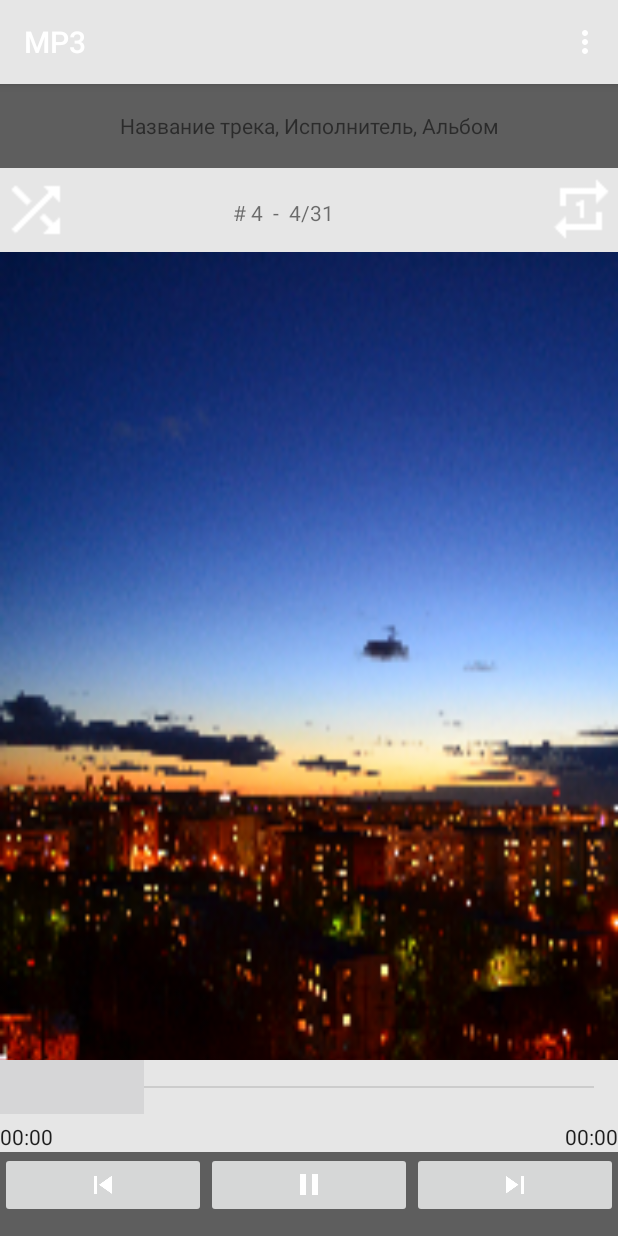
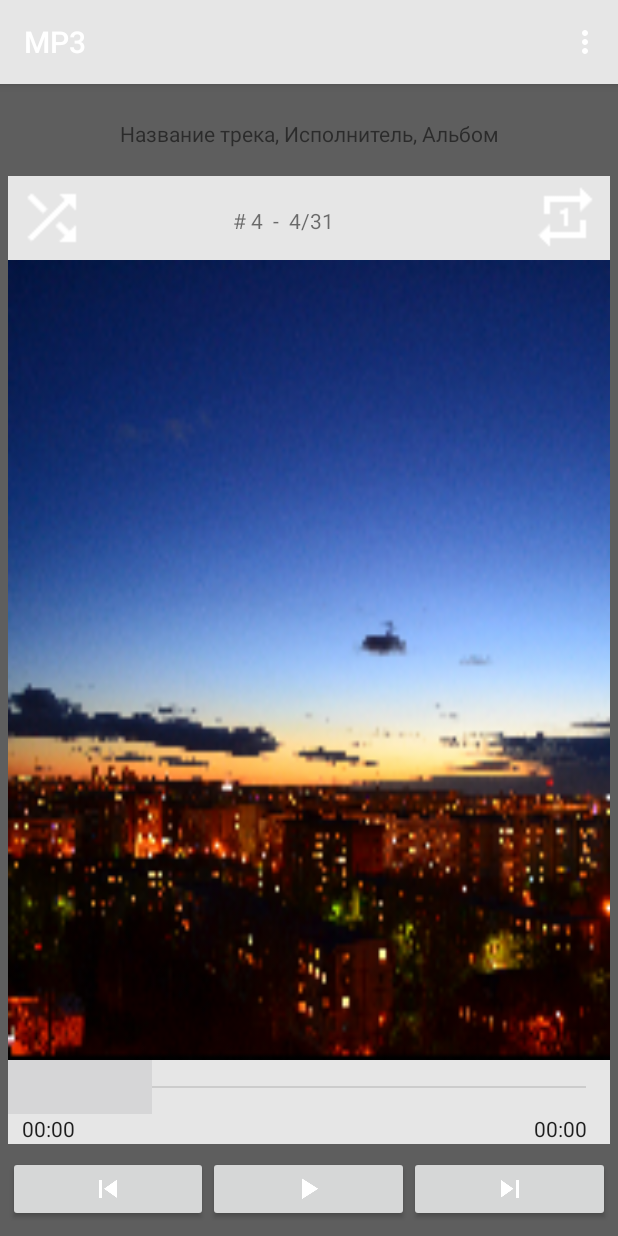
Before and after one commit to Hantinka/MP3_player, an Android app: the screen it shows after launch (MainActivity), in the options menu, after a tap on "Open", on a phone screen of 412 x 824 dp. Run offline under Robolectric (Android 15) with nearby library versions, the phone set to English and light mode, and no system bars.

Commit message:
Play pause button changed from ImageButton on the ToggleButton, remove blank layout, added ImageView layout instead of a background

```diff
--- a/app/src/main/java/com/example/irina/mp3/MainActivity.java
+++ b/app/src/main/java/com/example/irina/mp3/MainActivity.java
@@ -10,34 +10,16 @@ import android.widget.ImageButton;
 import android.widget.Toast;
 
 public class MainActivity extends AppCompatActivity {
-    private ImageButton buttonPlayPause;
-    private boolean play = true;
-    private static final String TAG = "myLogs";
 
 
     @Override
     protected void onCreate(Bundle savedInstanceState) {
         super.onCreate(savedInstanceState);
         setContentView(R.layout.activity_main);
-        Log.d(TAG, "Найдем View-элементы");
-        buttonPlayPause = (ImageButton) findViewById(R.id.buttonPlayPause);
-        buttonPlayPause.setImageResource(R.drawable.player_play_normal);
-        Log.d(TAG, "Присваиваем обработчик кнопкам");
-        buttonPlayPause.setOnClickListener(onClickButtonPlayPause);
     }
 
 
-    View.OnClickListener onClickButtonPlayPause = new View.OnClickListener(){
-        @Override
-        public void onClick(View v) {
-            if (play) {
-                buttonPlayPause.setImageResource(R.drawable.player_pause_normal);
-            } else {
-                buttonPlayPause.setImageResource(R.drawable.player_play_normal);
-            }
-            play = !play;
-        }
-    };
+
 
     @Override
     public boolean onCreateOptionsMenu(Menu menu) {
--- a/app/src/main/res/layout/activity_main.xml
+++ b/app/src/main/res/layout/activity_main.xml
@@ -2,7 +2,8 @@
 <LinearLayout xmlns:android="http://schemas.android.com/apk/res/android"
     android:orientation="vertical" android:layout_width="match_parent"
     android:layout_height="match_parent"
-    android:background="@color/colorPrimaryDark">
+    android:background="@color/colorPrimaryDark"
+    android:padding="5dp">
 
     <RelativeLayout
         android:layout_width="match_parent"
@@ -15,7 +16,9 @@
             android:layout_below="@+id/informationRelativeLayout"
             android:layout_alignParentStart="true"
             android:background="@color/colorPrimary"
-            android:id="@+id/playlistRelativeLayout">
+            android:id="@+id/playlistRelativeLayout"
+            android:paddingLeft="5dp"
+            android:paddingRight="5dp">
 
             <ToggleButton
                 style="?android:attr/buttonStyleSmall"
@@ -26,8 +29,7 @@
                 android:layout_alignParentStart="true"
                 android:textOn=""
                 android:textOff=""
-                android:background="@drawable/button_shuffle_background"
-                android:clickable="true" />
+                android:background="@drawable/button_shuffle_background" />
 
             <ToggleButton
                 style="?android:attr/buttonStyleSmall"
@@ -38,8 +40,7 @@
                 android:layout_alignParentEnd="true"
                 android:textOn=""
                 android:textOff=""
-                android:background="@drawable/button_round_background"
-                android:clickable="true" />
+                android:background="@drawable/button_round_background" />
 
             <TextView
                 android:layout_width="wrap_content"
@@ -92,7 +93,9 @@
             android:background="@color/colorPrimary"
             android:id="@+id/chronometerRelativeLayout"
             android:layout_above="@+id/playerManagementRelativeLayout"
-            android:layout_alignParentStart="true">
+            android:layout_alignParentStart="true"
+            android:paddingLeft="9dp"
+            android:paddingRight="15dp">
 
             <Chronometer
                 android:layout_width="wrap_content"
@@ -108,49 +111,37 @@
                 android:layout_alignParentEnd="true" />
         </RelativeLayout>
 
-        <RelativeLayout
-            android:layout_width="match_parent"
-            android:layout_height="28dp"
-            android:layout_above="@+id/chronometerRelativeLayout"
-            android:layout_alignParentEnd="true"
-            android:background="@color/colorPrimary"
-            android:id="@+id/seekbarRelativeLayout">
-        </RelativeLayout>
 
-        <RelativeLayout
-            android:layout_width="match_parent"
-            android:layout_height="match_parent"
-            android:layout_below="@+id/playlistRelativeLayout"
-            android:layout_alignParentStart="true"
-            android:layout_above="@+id/seekbarRelativeLayout"
-            android:layout_alignParentEnd="true"
-            android:id="@+id/centerImageRelativeLayout"
-            android:background="@drawable/background"></RelativeLayout>
 
         <LinearLayout
             android:layout_width="match_parent"
             android:layout_height="56dp"
             android:layout_alignParentBottom="true"
-            android:layout_alignParentStart="true"
-            android:id="@+id/playerManagementRelativeLayout">
+            android:id="@+id/playerManagementRelativeLayout"
+            android:paddingTop="8dp">
 
             <ImageButton
+                style="?android:attr/buttonStyleSmall"
                 android:layout_width="wrap_content"
-                android:layout_height="wrap_content"
+                android:layout_height="44dp"
                 android:id="@+id/buttonPrevios"
                 android:src="@drawable/button_start_background"
                 android:layout_weight="1" />
 
-            <ImageButton
+            <ToggleButton
+                style="?android:attr/buttonStyleSmall"
                 android:layout_width="wrap_content"
-                android:layout_height="wrap_content"
+                android:layout_height="44dp"
                 android:id="@+id/buttonPlayPause"
-                android:src="@drawable/player_play_normal"
-                android:layout_weight="1" />
+                android:layout_weight="1"
+                android:textOn=""
+                android:textOff=""
+                android:drawableBottom="@drawable/button_play_pause_background"/>
 
             <ImageButton
+                style="?android:attr/buttonStyleSmall"
                 android:layout_width="wrap_content"
-                android:layout_height="wrap_content"
+                android:layout_height="44dp"
                 android:id="@+id/buttonNext"
                 android:src="@drawable/button_end_background"
                 android:layout_weight="1" />
@@ -161,12 +152,22 @@
             android:layout_height="36dp"
             android:id="@+id/scrollingCurrentTrackSeekBar"
             android:background="@color/colorPrimary"
-            android:layout_alignBottom="@+id/chronometerRelativeLayout"
-            android:layout_alignParentStart="true"
-            android:layout_marginBottom="25dp"
-            android:layout_alignParentEnd="true"
             android:clickable="true"
             android:indeterminate="false"
-            style="@style/SeekBarAppTheme" />
+            style="@style/SeekBarAppTheme"
+            android:layout_above="@+id/chronometerRelativeLayout"
+            android:layout_alignParentStart="true"
+            android:layout_alignParentEnd="true" />
+
+        <ImageView
+            android:layout_width="match_parent"
+            android:layout_height="wrap_content"
+            android:id="@+id/centerImageImageView"
+            android:layout_centerHorizontal="true"
+            android:paddingLeft="5dp"
+            android:paddingRight="5dp"
+            android:background="@drawable/background"
+            android:layout_below="@+id/playlistRelativeLayout"
+            android:layout_above="@+id/scrollingCurrentTrackSeekBar" />
     </RelativeLayout>
 </LinearLayout>
```
